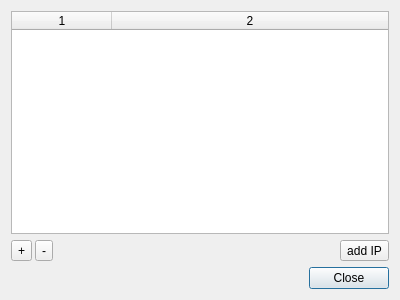
Before: the Qt Designer form device_info_editor.ui in uliss/patch_scene, drawn with Qt 5.
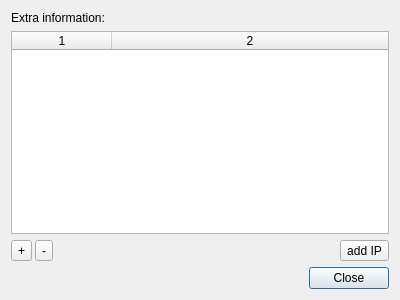
After: the same form once the commit is applied.

Patch:
```diff
--- a/device_info_editor.ui
+++ b/device_info_editor.ui
@@ -14,6 +14,13 @@
    <string>Dialog</string>
   </property>
   <layout class="QVBoxLayout" name="verticalLayout_2">
+   <item>
+    <widget class="QLabel" name="label">
+     <property name="text">
+      <string>Extra information:</string>
+     </property>
+    </widget>
+   </item>
    <item>
     <widget class="QTableWidget" name="infoTable">
      <property name="columnCount">
```
Left out of the diff: 2 changed lines with no effect on the pictures.
